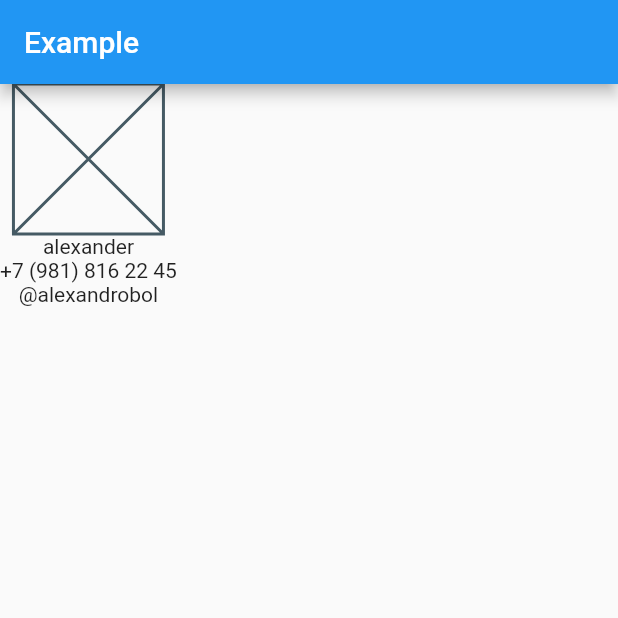
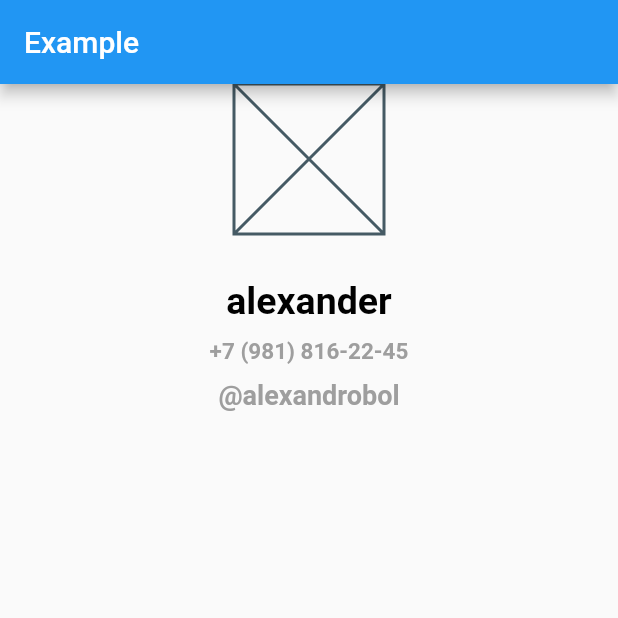
Before and after one commit to qweufibeze/charless, a Flutter app: the screen it shows after launch, on a phone screen of 412 x 824 dp, the top half of it. Run offline on Flutter 3.47's test engine with Material 2 defaults, Android fonts, the phone set to English and light mode, and no system bars; our stand-ins replace firebase_core, flutter_bloc, mask_text_input_formatter; accounts and stored records are empty.

Commit message:
день 2: немного подредактировал экран. Добавил стили для текста

```diff
--- a/lib/widgets/user_profile.dart
+++ b/lib/widgets/user_profile.dart
@@ -9,23 +9,90 @@ class UserProfile extends StatelessWidget {
       appBar: AppBar(
         title: const Text('Example'),
       ),
-      body: SizedBox(
-        height: double.infinity,
+      body: const Center(
         child: Column(
           crossAxisAlignment: CrossAxisAlignment.center,
           mainAxisAlignment: MainAxisAlignment.start,
           children: [
-            Container(
-                width: 100,
-                height: 100,
-                child: const Placeholder()
-            ),
-            const Text('alexander'),
-            const Text('+7 (981) 816 22 45'),
-            const Text('@alexandrobol')
+            _AvatarWidget(),
+            SizedBox(height: 30,),
+            _UserNameWidget(),
+            SizedBox(height: 10,),
+            _UserPhoneWidget(),
+            SizedBox(height: 10,),
+            _UserNickNameWidget()
           ],
         ),
       ),
     );
   }
 }
+
+class _UserNameWidget extends StatelessWidget {
+  const _UserNameWidget({
+    super.key,
+  });
+
+  @override
+  Widget build(BuildContext context) {
+    return const Text(
+      'alexander',
+      style: TextStyle(
+          color: Colors.black,
+          fontSize: 25,
+          fontWeight: FontWeight.w600
+      ),
+    );
+  }
+}
+
+class _UserPhoneWidget extends StatelessWidget {
+  const _UserPhoneWidget({
+    super.key,
+  });
+
+  @override
+  Widget build(BuildContext context) {
+    return const Text(
+      '+7 (981) 816-22-45',
+      style: TextStyle(
+          color: Colors.grey,
+          fontSize: 15,
+          fontWeight: FontWeight.w600
+      ),
+    );
+  }
+}
+
+class _UserNickNameWidget extends StatelessWidget {
+  const _UserNickNameWidget({
+    super.key,
+  });
+
+  @override
+  Widget build(BuildContext context) {
+    return const Text(
+      '@alexandrobol',
+      style: TextStyle(
+          color: Colors.grey,
+          fontSize: 18,
+          fontWeight: FontWeight.w600
+      ),
+    );
+  }
+}
+
+class _AvatarWidget extends StatelessWidget {
+  const _AvatarWidget({
+    super.key,
+  });
+
+  @override
+  Widget build(BuildContext context) {
+    return const SizedBox(
+        width: 100,
+        height: 100,
+        child: Placeholder()
+    );
+  }
+}
```
